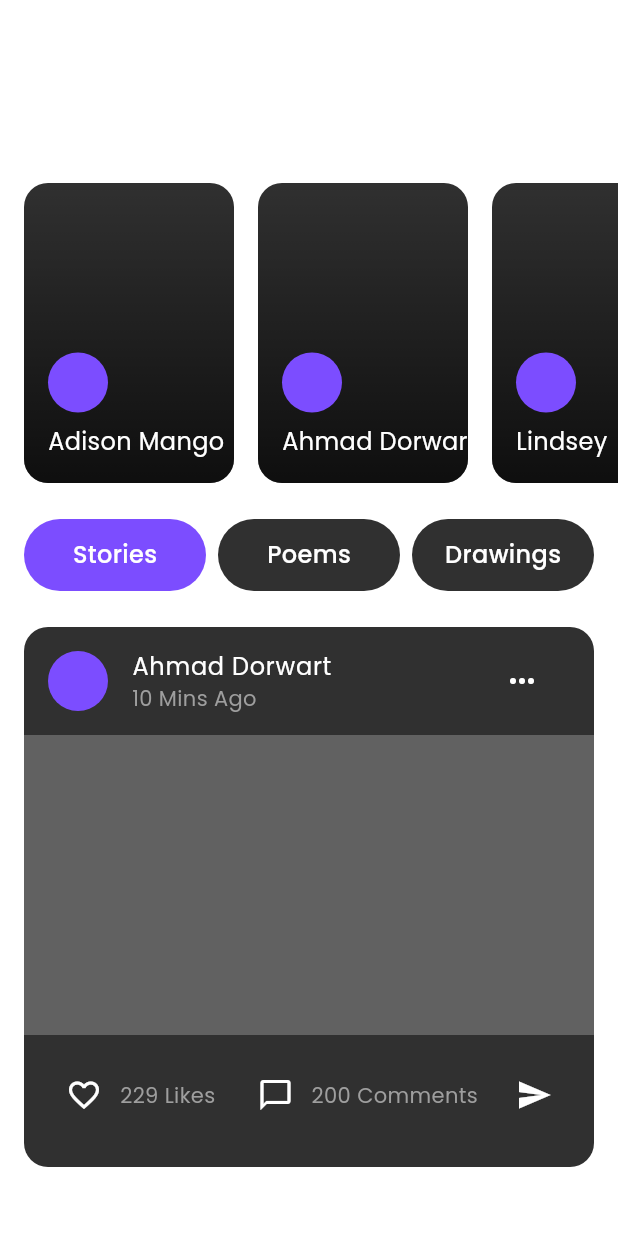
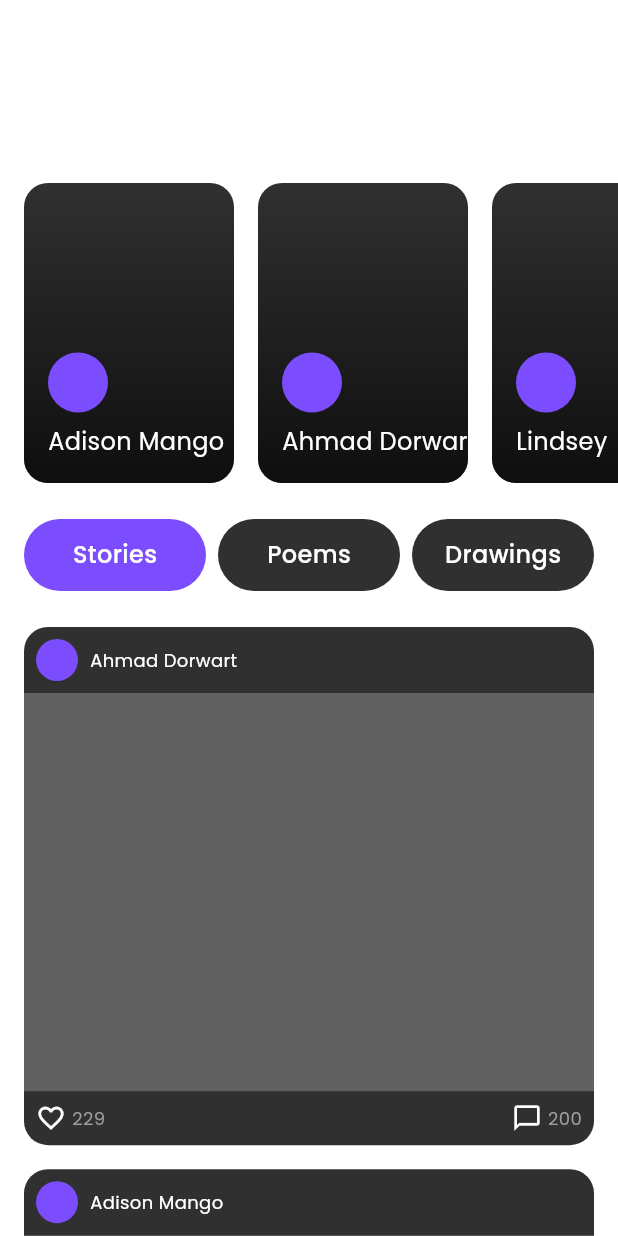
Before and after one commit to Jalaludheen25/Zaitoon, a Flutter app: the KidsCornerScreen screen opened directly, on a phone screen of 412 x 824 dp. Run offline on Flutter 3.47's test engine with Material 3 defaults, Android fonts, the phone set to English and light mode, and no system bars; our stand-ins replace animated_text_kit, cached_network_image, cloud_firestore, firebase_auth, firebase_core, flutter_cache_manager and 9 more; missing offline and left inert: flutter_pdfview, fluttermoji, onesignal_flutter; accounts and stored records are empty; statements that could not run were skipped.

Commit message:
✨ feat: enhance Kids Corner screen with author lists and refactor layout for improved content display

```diff
--- a/lib/screens/kids_corner_screen/kids_corner_screen.dart
+++ b/lib/screens/kids_corner_screen/kids_corner_screen.dart
@@ -32,6 +32,26 @@ class _KidsCornerScreenState extends State<KidsCornerScreen>
       'image': 'assets/mountain_bg.jpg',
       'avatar': 'assets/lindsey_avatar.jpg'
     },
+  ];
+
+  // Add this list at the class level, after the stories list
+  final List<String> _storyAuthors = [
+    'Ahmad Dorwart',
+    'Adison Mango',
+    'Lindsey Williams',
+    'Sarah Parker'
+  ];
+  final List<String> _poemAuthors = [
+    'Emily Frost',
+    'Robert Blake',
+    'Maya Chen',
+    'David Kumar'
+  ];
+  final List<String> _drawingArtists = [
+    'Alex Turner',
+    'Sofia Garcia',
+    'Noah Kim',
+    'Emma Watson'
   ];
 
   @override
@@ -96,9 +116,10 @@ class _KidsCornerScreenState extends State<KidsCornerScreen>
           ),
         ),
       ),
-      body: SingleChildScrollView(
-        child: Column(
-          crossAxisAlignment: CrossAxisAlignment.start,
+      body: Column(
+        children: [
+          Expanded(
+            child: ListView(
               children: [
                 const Padding(
                   padding: EdgeInsets.all(16.0),
@@ -170,9 +191,10 @@ class _KidsCornerScreenState extends State<KidsCornerScreen>
                     },
                   ),
                 ),
-            // Tab buttons row for Stories, Poems, Drawings
+                // Tab buttons row
                 Padding(
-              padding: const EdgeInsets.symmetric(horizontal: 16, vertical: 24),
+                  padding:
+                      const EdgeInsets.symmetric(horizontal: 16, vertical: 24),
                   child: Row(
                     children: [
                       _buildTabButton('Stories', 0),
@@ -183,87 +205,21 @@ class _KidsCornerScreenState extends State<KidsCornerScreen>
                     ],
                   ),
                 ),
-            // TabBarView showing content for selected tab
-            SizedBox(
-              height: 360,
-              child: TabBarView(
-                controller: _tabController,
-                children: [
-                  _buildPost(),
-                  _buildPost(),
-                  _buildPost(),
-                ],
-              ),
-            ),
-          ],
-        ),
-      ),
-    );
+                // Tab-specific content
+                AnimatedBuilder(
+                  animation: _tabController,
+                  builder: (context, child) {
+                    switch (_tabController.index) {
+                      case 0:
+                        return _buildPostGrid(itemCount: 6, title: 'Stories');
+                      case 1:
+                        return _buildPostGrid(itemCount: 4, title: 'Poems');
+                      case 2:
+                        return _buildPostGrid(itemCount: 8, title: 'Drawings');
+                      default:
+                        return _buildPostGrid(itemCount: 6, title: 'Stories');
                     }
-
-  // Builds a social media style post with image, likes and comments
-  Widget _buildPost() {
-    return Container(
-      margin: const EdgeInsets.symmetric(horizontal: 16),
-      decoration: BoxDecoration(
-        color: Colors.grey[850],
-        borderRadius: BorderRadius.circular(16),
-      ),
-      child: Column(
-        crossAxisAlignment: CrossAxisAlignment.start,
-        children: [
-          ListTile(
-            leading: const CircleAvatar(
-              radius: 20,
-              backgroundColor: ColorClass.primaryColor,
-            ),
-            title: const Text(
-              'Ahmad Dorwart',
-              style: TextStyle(color: ColorClass.white),
-            ),
-            subtitle: const Text(
-              '10 Mins Ago',
-              style: TextStyle(color: Colors.grey),
-            ),
-            trailing: IconButton(
-              icon: const Icon(Icons.more_horiz, color: ColorClass.white),
-              onPressed: () {},
-            ),
-          ),
-          Container(
-            height: 200,
-            width: double.infinity,
-            decoration: BoxDecoration(
-              color: Colors.grey[700],
-            ),
-          ),
-          Padding(
-            padding: const EdgeInsets.all(16.0),
-            child: Row(
-              children: [
-                IconButton(
-                  icon: const Icon(Icons.favorite_border,
-                      color: ColorClass.white),
-                  onPressed: () {},
-                ),
-                const Text(
-                  '229 Likes',
-                  style: TextStyle(color: Colors.grey),
-                ),
-                const SizedBox(width: 16),
-                IconButton(
-                  icon: const Icon(Icons.chat_bubble_outline,
-                      color: ColorClass.white),
-                  onPressed: () {},
-                ),
-                const Text(
-                  '200 Comments',
-                  style: TextStyle(color: Colors.grey),
-                ),
-                const Spacer(),
-                IconButton(
-                  icon: const Icon(Icons.send, color: ColorClass.white),
-                  onPressed: () {},
+                  },
                 ),
               ],
             ),
@@ -272,4 +228,124 @@ class _KidsCornerScreenState extends State<KidsCornerScreen>
       ),
     );
   }
+
+  Widget _buildPostGrid({required int itemCount, required String title}) {
+    // Get the appropriate author list based on the current tab
+    List<String> authors;
+    switch (title) {
+      case 'Stories':
+        authors = _storyAuthors;
+        break;
+      case 'Poems':
+        authors = _poemAuthors;
+        break;
+      case 'Drawings':
+        authors = _drawingArtists;
+        break;
+      default:
+        authors = _storyAuthors;
     }
+
+    return GridView.builder(
+      physics: const NeverScrollableScrollPhysics(),
+      shrinkWrap: true,
+      padding: const EdgeInsets.symmetric(horizontal: 16),
+      gridDelegate: const SliverGridDelegateWithFixedCrossAxisCount(
+        crossAxisCount: 1,
+        crossAxisSpacing: 16,
+        mainAxisSpacing: 16,
+        childAspectRatio: 1.1,
+      ),
+      itemCount: itemCount,
+      itemBuilder: (context, index) {
+        // Get author name with wraparound if index exceeds list length
+        final authorName = authors[index % authors.length];
+
+        return Container(
+          decoration: BoxDecoration(
+            color: Colors.grey[850],
+            borderRadius: BorderRadius.circular(16),
+          ),
+          child: Column(
+            crossAxisAlignment: CrossAxisAlignment.start,
+            children: [
+              Padding(
+                padding: const EdgeInsets.all(8.0),
+                child: Row(
+                  children: [
+                    const CircleAvatar(
+                      radius: 14,
+                      backgroundColor: ColorClass.primaryColor,
+                    ),
+                    const SizedBox(width: 8),
+                    Expanded(
+                      child: Text(
+                        authorName, // Use the dynamic author name here
+                        style: const TextStyle(
+                          color: ColorClass.white,
+                          fontSize: 12,
+                        ),
+                        overflow: TextOverflow.ellipsis,
+                      ),
+                    ),
+                  ],
+                ),
+              ),
+              // Post image
+              Expanded(
+                child: Container(
+                  decoration: BoxDecoration(
+                    color: Colors.grey[700],
+                  ),
+                ),
+              ),
+              // Engagement buttons
+              Padding(
+                padding: const EdgeInsets.all(8.0),
+                child: Row(
+                  mainAxisAlignment: MainAxisAlignment.spaceBetween,
+                  children: [
+                    Row(
+                      children: [
+                        Icon(
+                          Icons.favorite_border,
+                          color: ColorClass.white,
+                          size: 20,
+                        ),
+                        const SizedBox(width: 4),
+                        Text(
+                          '229',
+                          style: TextStyle(
+                            color: Colors.grey,
+                            fontSize: 12,
+                          ),
+                        ),
+                      ],
+                    ),
+                    Row(
+                      children: [
+                        Icon(
+                          Icons.chat_bubble_outline,
+                          color: ColorClass.white,
+                          size: 20,
+                        ),
+                        const SizedBox(width: 4),
+                        Text(
+                          '200',
+                          style: TextStyle(
+                            color: Colors.grey,
+                            fontSize: 12,
+                          ),
+                        ),
+                      ],
+                    ),
+                  ],
+                ),
+              ),
+            ],
+          ),
+        );
+      },
+    );
+  }
+}
```
Lines whose indentation alone changed are shown as unchanged.
